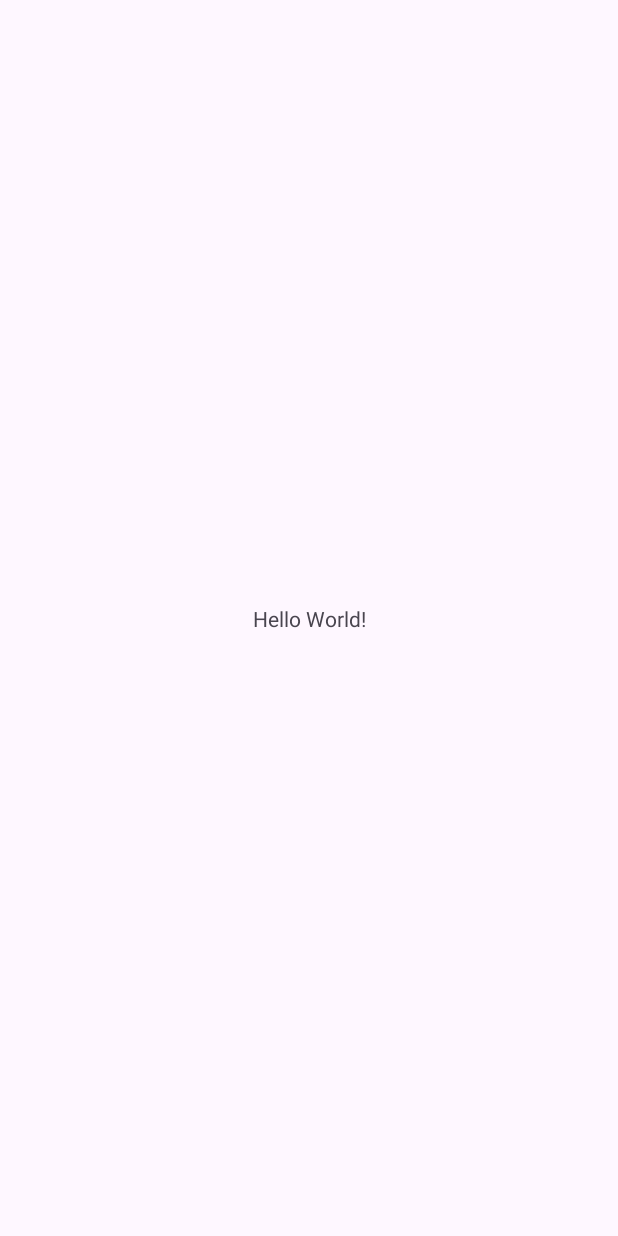
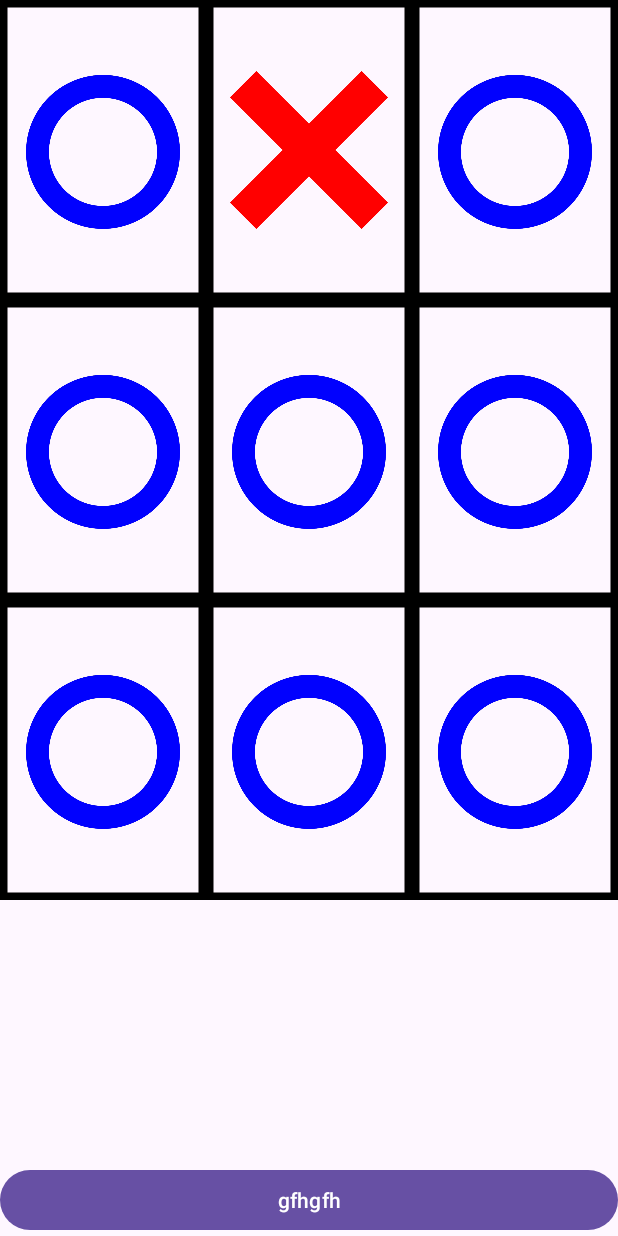
Before and after one commit to RonyL02/android-tic-tac-toe, an Android app: the screen it shows after launch (MainActivity), on a phone screen of 412 x 824 dp. Before the commit the screen is almost empty. Run offline under Robolectric (Android 15) with nearby library versions, the phone set to English and light mode, and no system bars.

Commit message:
add grid

```diff
--- a/app/src/main/res/layout/activity_main.xml
+++ b/app/src/main/res/layout/activity_main.xml
@@ -7,13 +7,123 @@
     android:layout_height="match_parent"
     tools:context=".MainActivity">
 
-    <TextView
-        android:layout_width="wrap_content"
+    <GridLayout
+        android:layout_width="match_parent"
+        android:layout_height="600dp"
+        android:columnCount="3"
+
+        android:maxWidth="400dp"
+
+        android:rowCount="3"
+        app:layout_constraintTop_toTopOf="parent">
+
+        <com.google.android.material.imageview.ShapeableImageView
+            android:layout_width="100dp"
+            android:layout_height="100dp"
+            android:layout_rowWeight="1"
+            android:layout_columnWeight="1"
+            android:gravity="center"
+            app:contentPadding="16dp"
+            app:srcCompat="@drawable/circle"
+            app:strokeColor="@color/black"
+            app:strokeWidth="10dp" />
+
+        <com.google.android.material.imageview.ShapeableImageView
+            android:layout_width="100dp"
+            android:layout_height="100dp"
+            android:layout_rowWeight="1"
+            android:layout_columnWeight="1"
+            android:gravity="center"
+            app:contentPadding="16dp"
+            app:srcCompat="@drawable/x"
+            app:strokeColor="@color/black"
+            app:strokeWidth="10dp" />
+
+        <com.google.android.material.imageview.ShapeableImageView
+            android:layout_width="100dp"
+            android:layout_height="100dp"
+            android:layout_rowWeight="1"
+            android:layout_columnWeight="1"
+            android:gravity="center"
+            app:contentPadding="16dp"
+            app:srcCompat="@drawable/circle"
+            app:strokeColor="@color/black"
+            app:strokeWidth="10dp" />
+
+        <com.google.android.material.imageview.ShapeableImageView
+            android:layout_width="100dp"
+            android:layout_height="100dp"
+            android:layout_rowWeight="1"
+            android:layout_columnWeight="1"
+            android:gravity="center"
+            app:contentPadding="16dp"
+            app:srcCompat="@drawable/circle"
+            app:strokeColor="@color/black"
+            app:strokeWidth="10dp" />
+
+        <com.google.android.material.imageview.ShapeableImageView
+            android:layout_width="100dp"
+            android:layout_height="100dp"
+            android:layout_rowWeight="1"
+            android:layout_columnWeight="1"
+            android:gravity="center"
+            app:contentPadding="16dp"
+            app:srcCompat="@drawable/circle"
+            app:strokeColor="@color/black"
+            app:strokeWidth="10dp" />
+
+        <com.google.android.material.imageview.ShapeableImageView
+            android:layout_width="100dp"
+            android:layout_height="100dp"
+            android:layout_rowWeight="1"
+            android:layout_columnWeight="1"
+            android:gravity="center"
+            app:contentPadding="16dp"
+            app:srcCompat="@drawable/circle"
+            app:strokeColor="@color/black"
+            app:strokeWidth="10dp" />
+
+        <com.google.android.material.imageview.ShapeableImageView
+            android:layout_width="100dp"
+            android:layout_height="100dp"
+            android:layout_rowWeight="1"
+            android:layout_columnWeight="1"
+            android:gravity="center"
+            app:contentPadding="16dp"
+            app:srcCompat="@drawable/circle"
+            app:strokeColor="@color/black"
+            app:strokeWidth="10dp" />
+
+        <com.google.android.material.imageview.ShapeableImageView
+            android:layout_width="100dp"
+            android:layout_height="100dp"
+            android:layout_rowWeight="1"
+            android:layout_columnWeight="1"
+            android:gravity="center"
+            app:contentPadding="16dp"
+            app:srcCompat="@drawable/circle"
+            app:strokeColor="@color/black"
+            app:strokeWidth="10dp" />
+
+        <com.google.android.material.imageview.ShapeableImageView
+            android:layout_width="100dp"
+            android:layout_height="100dp"
+            android:layout_rowWeight="1"
+            android:layout_columnWeight="1"
+            android:gravity="center"
+            app:contentPadding="16dp"
+            app:srcCompat="@drawable/circle"
+            app:strokeColor="@color/black"
+            app:strokeWidth="10dp" />
+
+    </GridLayout>
+
+    <Button
+        android:id="@+id/button"
+        android:layout_width="match_parent"
         android:layout_height="wrap_content"
-        android:text="Hello World!"
-        app:layout_constraintBottom_toBottomOf="parent"
-        app:layout_constraintEnd_toEndOf="parent"
-        app:layout_constraintStart_toStartOf="parent"
-        app:layout_constraintTop_toTopOf="parent" />
+        android:width="20dp"
+        android:text="gfhgfh"
+        app:layout_constraintBottom_toBottomOf="parent" />
 
 </androidx.constraintlayout.widget.ConstraintLayout>
```
